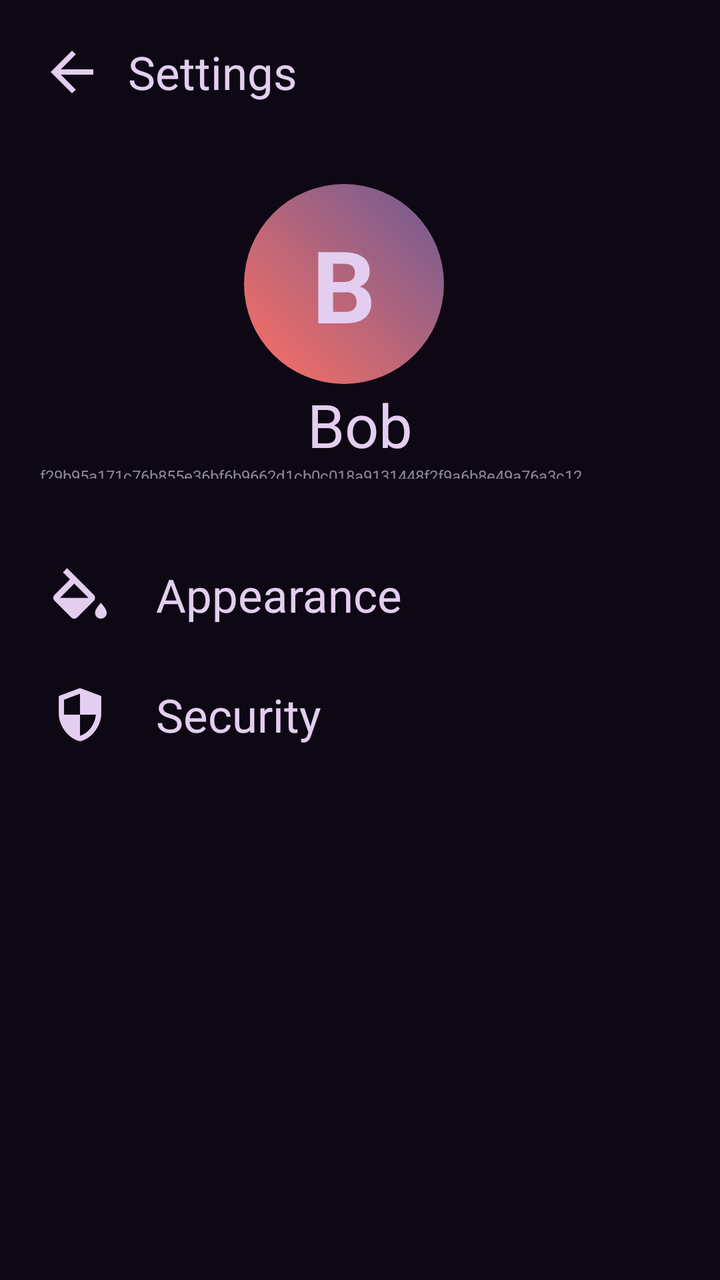
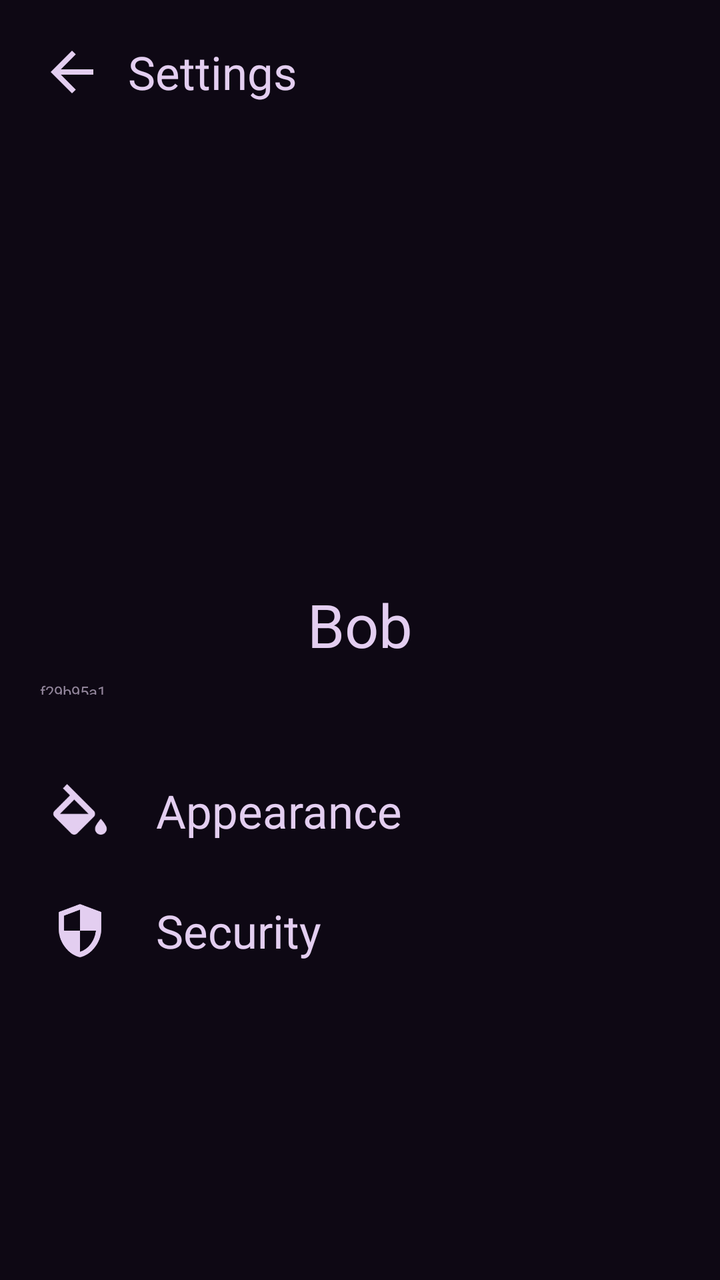

Screens rendered from an Android XML layout before and after an edit, with the pre-edit source and the edit as a unified diff.
<!-- AndroidManifest.xml: application theme Theme.Oblivion -->
<!-- res/layout/fragment_main_settings.xml -->
<LinearLayout xmlns:android="http://schemas.android.com/apk/res/android"
    android:layout_width="match_parent"
    android:layout_height="match_parent"
    xmlns:app="http://schemas.android.com/apk/res-auto"
    android:orientation="vertical"
    android:background="@color/dark_purple_950">

    
    <LinearLayout
        android:layout_width="match_parent"
        android:layout_height="wrap_content"
        android:orientation="horizontal"
        android:gravity="center_vertical"
        android:padding="20dp">

        <ImageView
            android:id="@+id/arrowBackIcon"
            android:layout_width="32dp"
            android:layout_height="32dp"
            android:src="@drawable/arrow_back_24dp"
            android:layout_gravity="center"
            android:clickable="true"
            android:focusable="true"
            android:background="?attr/selectableItemBackgroundBorderless"/>

        <TextView
            android:layout_width="wrap_content"
            android:layout_height="wrap_content"
            android:layout_marginStart="12dp"
            android:text="Settings"
            android:textSize="23sp"
            android:textColor="@color/white_100"/>
    </LinearLayout>

    <LinearLayout
        android:layout_width="match_parent"
        android:layout_height="wrap_content"
        android:orientation="vertical"
        android:gravity="center_horizontal"
        android:padding="20dp">
        <LinearLayout
            android:id="@+id/chatAvatar"
            android:layout_width="100dp"
            android:layout_height="100dp"
            android:layout_marginEnd="8dp"
            android:gravity="center"
            android:background="@drawable/avatar_background">

            <TextView
                android:id="@+id/chatAvatarLetter"
                android:layout_width="wrap_content"
                android:layout_height="wrap_content"
                android:gravity="center"
                android:text="B"
                android:textSize="50dp"
                android:textStyle="bold"
                android:textColor="@color/white_100" />
        </LinearLayout>
        <TextView
            android:layout_width="wrap_content"
            android:layout_height="wrap_content"
            android:text="Bob"
            android:textSize="30sp"
            android:textColor="@color/white_100"/>
        <TextView
            android:layout_width="match_parent"
            android:layout_height="wrap_content"
            android:text="f29b95a171c76b855e36bf6b9662d1cb0c018a9131448f2f9a6b8e49a76a3c12"
            android:textColor="@color/white_300"
            android:singleLine="true"
            android:ellipsize="none"
            android:scrollHorizontally="false"

            app:autoSizeMinTextSize="8sp"
            app:autoSizeMaxTextSize="20sp"
            app:autoSizeTextType="uniform"
            app:autoSizeStepGranularity="1sp"/>


    </LinearLayout>
    
    <include
        android:id="@+id/itemAppearance"
        layout="@layout/item_setting_button" />

</LinearLayout>
<!-- res/layout/item_setting_button.xml (included above) -->
<LinearLayout xmlns:android="http://schemas.android.com/apk/res/android"
    android:layout_width="match_parent"
    android:layout_height="wrap_content"
    android:orientation="vertical"
    android:paddingVertical="8dp"
    android:paddingHorizontal="10dp">

    
    <LinearLayout
        android:layout_width="match_parent"
        android:layout_height="wrap_content"
        android:orientation="horizontal"
        android:gravity="center_vertical"
        android:clickable="true"
        android:focusable="true"
        android:padding="14dp">

        <ImageView
            android:layout_width="32dp"
            android:layout_height="32dp"
            android:layout_marginEnd="10dp"
            android:src="@drawable/colors_24dp"
            android:background="?attr/selectableItemBackgroundBorderless"
            android:clickable="true"
            android:focusable="true"/>

        <TextView
            android:layout_width="wrap_content"
            android:layout_height="wrap_content"
            android:layout_marginStart="12dp"
            android:text="Appearance"
            android:textSize="23sp"
            android:textColor="@color/white_100"/>
    </LinearLayout>

    
    <LinearLayout
        android:layout_width="match_parent"
        android:layout_height="wrap_content"
        android:orientation="horizontal"
        android:gravity="center_vertical"
        android:clickable="true"
        android:focusable="true"
        android:padding="14dp">

        <ImageView
            android:layout_width="32dp"
            android:layout_height="32dp"
            android:layout_marginEnd="10dp"
            android:src="@drawable/security_24dp"
            android:background="?attr/selectableItemBackgroundBorderless"
            android:clickable="true"
            android:focusable="true"/>

        <TextView
            android:layout_width="wrap_content"
            android:layout_height="wrap_content"
            android:layout_marginStart="12dp"
            android:text="Security"
            android:textSize="23sp"
            android:textColor="@color/white_100"/>
    </LinearLayout>

</LinearLayout>
<!-- resources referenced by this layout -->
<resources>
  <color name="dark_purple_950">#0E0814</color>
  <color name="white_100">#E3CEF0</color>
  <color name="white_300">#93869C</color>
  <!-- drawable arrow_back_24dp (drawable) -->
  <vector xmlns:android="http://schemas.android.com/apk/res/android" android:autoMirrored="true" android:height="24dp" android:viewportHeight="960" android:viewportWidth="960" android:width="24dp">
        
      <path android:fillColor="@color/white_100" android:pathData="m313,520 l224,224 -57,56 -320,-320 320,-320 57,56 -224,224h487v80L313,520Z"/>
      
  </vector>
  <!-- drawable avatar_background (drawable) -->
  <shape xmlns:android="http://schemas.android.com/apk/res/android"
      android:shape="oval">
      <gradient
          android:type="linear"
          android:angle="45"
          android:startColor="#FF6F61"
          android:endColor="#6B5B95" />
  </shape>
  <!-- drawable colors_24dp (drawable) -->
  <vector xmlns:android="http://schemas.android.com/apk/res/android"
      android:width="24dp"
      android:height="24dp"
      android:viewportWidth="960"
      android:viewportHeight="960">
    <path
        android:pathData="M346,820 L100,574q-10,-10 -15,-22t-5,-25q0,-13 5,-25t15,-22l230,-229 -106,-106 62,-65 400,400q10,10 14.5,22t4.5,25q0,13 -4.5,25T686,574L440,820q-10,10 -22,15t-25,5q-13,0 -25,-5t-22,-15ZM393,314L179,528h428L393,314ZM792,840q-36,0 -61,-25.5T706,752q0,-27 13.5,-51t30.5,-47l42,-54 44,54q16,23 30,47t14,51q0,37 -26,62.5T792,840Z"
        android:fillColor="@color/white_100"/>
  </vector>
  <!-- drawable security_24dp (drawable) -->
  <vector xmlns:android="http://schemas.android.com/apk/res/android"
      android:width="24dp"
      android:height="24dp"
      android:viewportWidth="960"
      android:viewportHeight="960">
    <path
        android:pathData="M480,880q-139,-35 -229.5,-159.5T160,444v-244l320,-120 320,120v244q0,152 -90.5,276.5T480,880ZM480,796q97,-30 162,-118.5T718,480L480,480v-315l-240,90v207q0,7 2,18h238v316Z"
        android:fillColor="@color/white_100"/>
  </vector>
  <style name="Theme.Oblivion" parent="Theme.Material3.Dark.NoActionBar">
          
          <item name="colorPrimary">@color/purple_700</item>
          <item name="colorOnPrimary">@color/white_100</item>
          <item name="colorSecondary">@color/purple_500</item>
          <item name="colorOnSecondary">@color/white_100</item>
  
          
          <item name="colorSurface">@color/dark_800</item>
          <item name="colorOnSurface">@color/white_100</item>
          <item name="colorSurfaceVariant">@color/dark_700</item>
          <item name="colorOnSurfaceVariant">@color/white_100</item>
  
          
          <item name="colorError">#CF6679</item>
          <item name="colorOnError">@color/white_100</item>
          <item name="colorTertiary">@color/electric_blue</item>
          <item name="colorOnTertiary">@color/dark_900</item>
      </style>
  <color name="purple_700">#7B1FA2</color>
  <color name="purple_500">#9C27B0</color>
  <color name="dark_800">#232323</color>
  <color name="dark_700">#2E2E2E</color>
  <color name="electric_blue">#7DF9FF</color>
  <color name="dark_900">#1A1A1A</color>
</resources>

<!-- the commit's change to res/layout/fragment_main_settings.xml (unified diff, before → after) -->
@@ -1,7 +1,8 @@
+<?xml version="1.0" encoding="utf-8"?>
 <LinearLayout xmlns:android="http://schemas.android.com/apk/res/android"
+    xmlns:app="http://schemas.android.com/apk/res-auto"
     android:layout_width="match_parent"
     android:layout_height="match_parent"
-    xmlns:app="http://schemas.android.com/apk/res-auto"
     android:orientation="vertical"
     android:background="@color/dark_purple_950">
 
@@ -18,10 +19,9 @@
             android:layout_width="32dp"
             android:layout_height="32dp"
             android:src="@drawable/arrow_back_24dp"
-            android:layout_gravity="center"
             android:clickable="true"
             android:focusable="true"
-            android:background="?attr/selectableItemBackgroundBorderless"/>
+            android:background="?attr/selectableItemBackgroundBorderless" />
 
         <TextView
             android:layout_width="wrap_content"
@@ -29,55 +29,51 @@
             android:layout_marginStart="12dp"
             android:text="Settings"
             android:textSize="23sp"
-            android:textColor="@color/white_100"/>
+            android:textColor="@color/white_100" />
     </LinearLayout>
 
+    
     <LinearLayout
         android:layout_width="match_parent"
         android:layout_height="wrap_content"
         android:orientation="vertical"
         android:gravity="center_horizontal"
         android:padding="20dp">
-        <LinearLayout
-            android:id="@+id/chatAvatar"
-            android:layout_width="100dp"
-            android:layout_height="100dp"
-            android:layout_marginEnd="8dp"
-            android:gravity="center"
-            android:background="@drawable/avatar_background">
 
-            <TextView
-                android:id="@+id/chatAvatarLetter"
-                android:layout_width="wrap_content"
-                android:layout_height="wrap_content"
-                android:gravity="center"
-                android:text="B"
-                android:textSize="50dp"
-                android:textStyle="bold"
-                android:textColor="@color/white_100" />
-        </LinearLayout>
+        
+        <ImageView
+            android:id="@+id/qrCodeImage"
+            android:layout_width="200dp"
+            android:layout_height="200dp"
+            android:layout_gravity="center"
+            android:contentDescription="QR Code" />
+
+        
         <TextView
+            android:id="@+id/userNameText"
             android:layout_width="wrap_content"
             android:layout_height="wrap_content"
             android:text="Bob"
             android:textSize="30sp"
-            android:textColor="@color/white_100"/>
+            android:textColor="@color/white_100"
+            android:layout_marginBottom="8dp" />
+
+        
         <TextView
+            android:id="@+id/userIdText"
             android:layout_width="match_parent"
             android:layout_height="wrap_content"
-            android:text="f29b95a171c76b855e36bf6b9662d1cb0c018a9131448f2f9a6b8e49a76a3c12"
+            android:text="f29b95a1..."
             android:textColor="@color/white_300"
             android:singleLine="true"
             android:ellipsize="none"
             android:scrollHorizontally="false"
-
             app:autoSizeMinTextSize="8sp"
             app:autoSizeMaxTextSize="20sp"
             app:autoSizeTextType="uniform"
-            app:autoSizeStepGranularity="1sp"/>
+            app:autoSizeStepGranularity="1sp" />
+    </LinearLayout>
 
-
-    </LinearLayout>
     
     <include
         android:id="@+id/itemAppearance"
<!-- resource entries referenced after the edit -->
@@ -9,15 +9,6 @@
       <path android:fillColor="@color/white_100" android:pathData="m313,520 l224,224 -57,56 -320,-320 320,-320 57,56 -224,224h487v80L313,520Z"/>
       
   </vector>
-  <!-- drawable avatar_background (drawable) -->
-  <shape xmlns:android="http://schemas.android.com/apk/res/android"
-      android:shape="oval">
-      <gradient
-          android:type="linear"
-          android:angle="45"
-          android:startColor="#FF6F61"
-          android:endColor="#6B5B95" />
-  </shape>
   <!-- drawable colors_24dp (drawable) -->
   <vector xmlns:android="http://schemas.android.com/apk/res/android"
       android:width="24dp"
